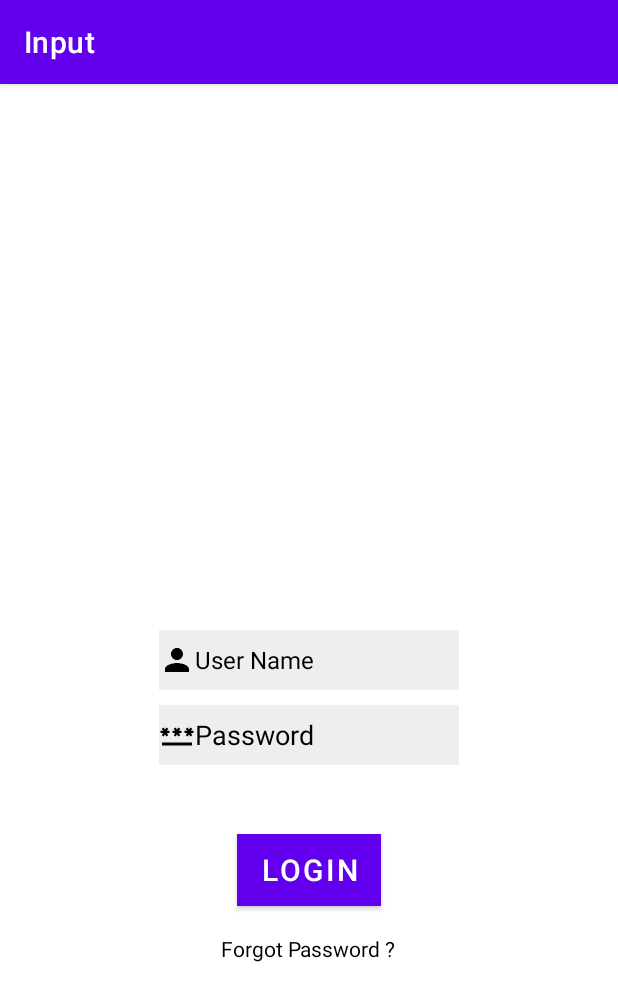
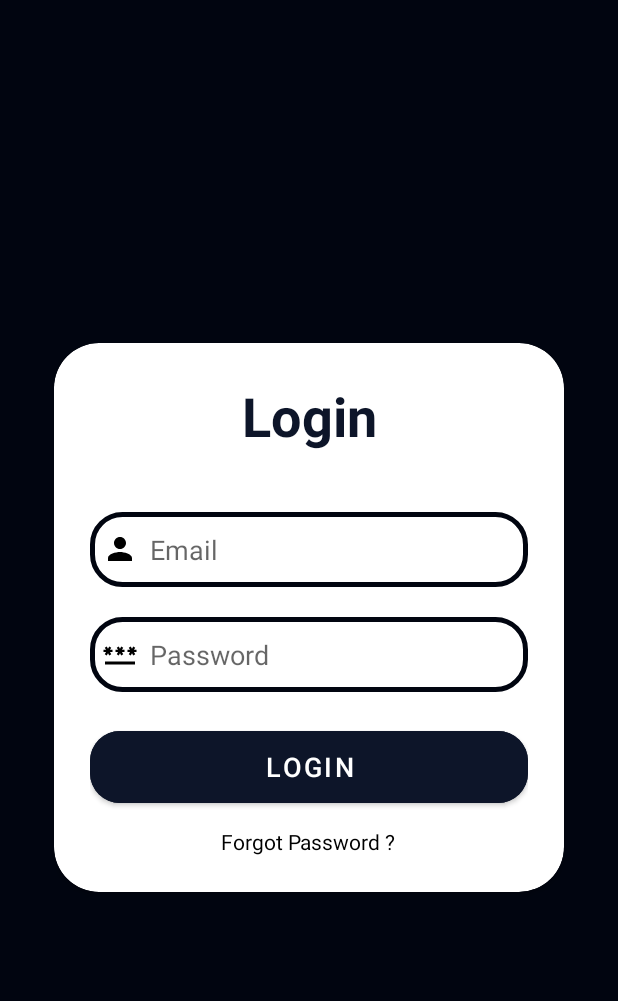
Before and after one commit to LinusArdell/APAR-Tracker, an Android app: the screen it shows after launch (LoginActivity), on a phone screen of 412 x 824 dp. Shown: the top 1001 px of the screen. Run offline under Robolectric (Android 15) with nearby library versions, the phone set to English and light mode, and no system bars; our stand-ins replace Firebase (no records; nobody signed in at launch, a user with empty details on screens opened directly).

Commit message:
Update UI

```diff
--- a/app/src/main/res/drawable/baseline_clear_24.xml
+++ b/app/src/main/res/drawable/baseline_clear_24.xml
@@ -1,4 +1,4 @@
-<vector android:height="24dp" android:tint="#000000"
+<vector android:height="24dp" android:tint="#ffff"
     android:viewportHeight="24" android:viewportWidth="24"
     android:width="24dp" xmlns:android="http://schemas.android.com/apk/res/android">
     <path android:fillColor="@android:color/white" android:pathData="M19,6.41L17.59,5 12,10.59 6.41,5 5,6.41 10.59,12 5,17.59 6.41,19 12,13.41 17.59,19 19,17.59 13.41,12z"/>
--- a/app/src/main/res/drawable/baseline_search_24.xml
+++ b/app/src/main/res/drawable/baseline_search_24.xml
@@ -1,4 +1,4 @@
-<vector android:height="24dp" android:tint="#000000"
+<vector android:height="24dp" android:tint="#ffff"
     android:viewportHeight="24" android:viewportWidth="24"
     android:width="24dp" xmlns:android="http://schemas.android.com/apk/res/android">
     <path android:fillColor="@android:color/white" android:pathData="M15.5,14h-0.79l-0.28,-0.27C15.41,12.59 16,11.11 16,9.5 16,5.91 13.09,3 9.5,3S3,5.91 3,9.5 5.91,16 9.5,16c1.61,0 3.09,-0.59 4.23,-1.57l0.27,0.28v0.79l5,4.99L20.49,19l-4.99,-5zM9.5,14C7.01,14 5,11.99 5,9.5S7.01,5 9.5,5 14,7.01 14,9.5 11.99,14 9.5,14z"/>
--- /dev/null
+++ b/app/src/main/res/drawable/custom_edittext.xml
@@ -0,0 +1,10 @@
+<?xml version="1.0" encoding="utf-8"?>
+<shape xmlns:android="http://schemas.android.com/apk/res/android"
+    android:shape="rectangle">
+    <stroke
+        android:width="3dp"
+        android:color="#010510"/>
+
+    <corners
+        android:radius="20dp"/>
+</shape>
--- a/app/src/main/res/layout/activity_detail.xml
+++ b/app/src/main/res/layout/activity_detail.xml
@@ -6,7 +6,7 @@
     android:layout_width="match_parent"
     android:layout_height="match_parent"
     android:orientation="vertical"
-    tools:context=".DetailActivity">
+    tools:context=".Activity.DetailActivity">
 
     <LinearLayout
         android:layout_width="match_parent"
@@ -25,8 +25,8 @@
             android:textColor="@color/purple_200"/>
 
         <ImageView
-            android:layout_width="400dp"
-            android:layout_height="200dp"
+            android:layout_width="wrap_content"
+            android:layout_height="wrap_content"
             android:id="@+id/detail_image"
             android:padding="8dp"
             android:layout_gravity="center"
--- a/app/src/main/res/layout/activity_equipment_tambah.xml
+++ b/app/src/main/res/layout/activity_equipment_tambah.xml
@@ -5,7 +5,7 @@
     android:orientation="vertical"
     android:layout_width="match_parent"
     android:layout_height="match_parent"
-    tools:context=".EquipmentTambahActivity">
+    tools:context=".Activity.EquipmentTambahActivity">
 
     <androidx.cardview.widget.CardView
         android:layout_width="match_parent"
--- a/app/src/main/res/layout/activity_login.xml
+++ b/app/src/main/res/layout/activity_login.xml
@@ -5,68 +5,97 @@
     android:layout_width="match_parent"
     android:layout_height="match_parent"
     android:orientation="vertical"
-    tools:context=".LoginActivity">
+    android:gravity="center"
+    android:padding="6dp"
+    android:background="@color/main_color"
+    tools:context=".Activity.LoginActivity">
+
+    <androidx.cardview.widget.CardView
+        android:layout_width="match_parent"
+        android:layout_height="wrap_content"
+        android:layout_margin="30dp"
+        app:cardCornerRadius="30dp"
+        android:elevation="30dp"
+        android:background="@drawable/custom_edittext">
+
+        <RelativeLayout
+            android:layout_width="match_parent"
+            android:layout_height="wrap_content"
+            android:orientation="vertical"
+            android:layout_gravity="center_horizontal"
+            android:padding="24dp">
+
+            <TextView
+                android:layout_width="match_parent"
+                android:layout_height="wrap_content"
+                android:text="Login"
+                android:id="@+id/tv_login"
+                android:textSize="36dp"
+                android:textAlignment="center"
+                android:textStyle="bold"
+                android:textColor="#0d1529"/>
 
             <EditText
-        android:id="@+id/emailSignIn"
-        android:layout_width="200dp"
-        android:layout_height="40dp"
-        android:layout_centerHorizontal="true"
-        android:layout_centerVertical="true"
-        android:layout_marginBottom="-65dp"
-        android:background="#11000000"
+                android:layout_width="match_parent"
+                android:layout_height="50dp"
+                android:layout_below="@+id/tv_login"
+                android:textColor="@color/black"
+                android:background="@drawable/custom_edittext"
                 android:drawableLeft="@drawable/baseline_person_24"
-        android:ems="10"
-        android:hint="User Name"
-        android:textColor="#000"
+                android:drawablePadding="8dp"
+                android:hint="Email"
+                android:padding="8dp"
+                android:textColorHighlight="@color/cardview_dark_background"
+                android:layout_marginTop="40dp"
                 android:inputType="textPersonName"
-        android:textColorHint="#000"
-        android:textSize="16dp"/>
+                android:id="@+id/emailSignIn"/>
 
             <EditText
-        android:id="@+id/password"
-        android:layout_width="200dp"
-        android:layout_height="40dp"
-        android:layout_alignBottom="@+id/emailSignIn"
-        android:layout_centerHorizontal="true"
-        android:layout_marginTop="22dp"
-        android:layout_marginBottom="-50dp"
-        android:background="#11000000"
-        android:textColorHint="#000"
-        android:textColor="#000"
-        android:ems="10"
+                android:layout_width="match_parent"
+                android:layout_height="50dp"
+                android:layout_below="@+id/emailSignIn"
+                android:background="@drawable/custom_edittext"
+                android:drawableLeft="@drawable/baseline_password_24"
+                android:drawablePadding="8dp"
                 android:hint="Password"
-        android:drawableLeft="@drawable/baseline_password_24"
-        android:inputType="textPassword" />
-
+                android:padding="8dp"
+                android:inputType="textPassword"
+                android:textColorHighlight="@color/cardview_dark_background"
+                android:layout_marginTop="20dp"
+                android:id="@+id/password"/>
 
             <Button
-        android:id="@+id/Login"
-        android:layout_width="wrap_content"
-        android:layout_height="wrap_content"
-        android:layout_alignBottom="@+id/password"
-        android:layout_centerInParent="true"
-        android:layout_marginBottom="-94dp"
-        android:background="@color/purple_200"
+                android:layout_width="match_parent"
+                android:layout_height="60dp"
+                android:layout_below="@+id/password"
                 android:text="Login"
-        android:textColor="#fff"
-        android:textSize="20dp" />
+                android:textSize="18sp"
+                android:layout_marginTop="20dp"
+                android:backgroundTint="#0d1529"
+                app:cornerRadius = "20dp"
+                android:id="@+id/Login"/>
 
             <TextView
                 android:id="@+id/forgotpassword"
                 android:layout_width="wrap_content"
                 android:layout_height="wrap_content"
-        android:layout_alignBottom="@+id/Login"
-        android:layout_centerInParent="true"
-        android:layout_marginBottom="-38dp"
+                android:layout_centerHorizontal="true"
+                android:layout_marginTop="10dp"
+                android:textAlignment="center"
+                android:layout_below="@+id/Login"
                 android:textColor="#000"
                 android:text="Forgot Password ?"
                 android:clickable="true"/>
+
             <ProgressBar
                 android:id="@+id/progressbars"
                 android:layout_width="wrap_content"
                 android:layout_height="wrap_content"
                 android:layout_centerHorizontal="true"
-        android:layout_centerVertical="true" />
+                android:layout_centerVertical="true"/>
 
         </RelativeLayout>
+
+    </androidx.cardview.widget.CardView>
+
+</RelativeLayout>
--- a/app/src/main/res/layout/activity_update.xml
+++ b/app/src/main/res/layout/activity_update.xml
@@ -5,7 +5,7 @@
     android:orientation="vertical"
     android:layout_width="match_parent"
     android:layout_height="match_parent"
-    tools:context=".UpdateActivity">
+    tools:context=".Activity.UpdateActivity">
 
     <androidx.cardview.widget.CardView
         android:layout_width="match_parent"
--- a/app/src/main/res/layout/progress_layout.xml
+++ b/app/src/main/res/layout/progress_layout.xml
@@ -9,7 +9,7 @@
         android:layout_width="0dp"
         android:layout_height="wrap_content"
         android:layout_weight="1"
-        android:indeterminateTint="@color/purple_200"/>
+        android:indeterminateTint="@color/main_color"/>
 
     <TextView
         android:layout_width="0dp"
@@ -17,7 +17,7 @@
         android:layout_weight="4"
         android:text="Loading..."
         android:textSize="18sp"
-        android:textColor="@color/purple_200"
+        android:textColor="@color/main_color"
         android:gravity="start|center_vertical"/>
 
 </LinearLayout>
--- /dev/null
+++ b/app/src/main/res/menu/toolbar_menu.xml
@@ -0,0 +1,5 @@
+<?xml version="1.0" encoding="utf-8"?>
+<menu xmlns:android="http://schemas.android.com/apk/res/android"
+    xmlns:app="http://schemas.android.com/apk/res-auto">
+
+</menu>
--- a/app/src/main/res/values/colors.xml
+++ b/app/src/main/res/values/colors.xml
@@ -7,4 +7,6 @@
     <color name="teal_700">#FF018786</color>
     <color name="black">#FF000000</color>
     <color name="white">#FFFFFFFF</color>
+
+    <color name="main_color">#010510</color>
 </resources>
--- a/app/src/main/res/values/themes.xml
+++ b/app/src/main/res/values/themes.xml
@@ -1,6 +1,6 @@
 <resources xmlns:tools="http://schemas.android.com/tools">
     <!-- Base application theme. -->
-    <style name="Theme.Input" parent="Theme.MaterialComponents.DayNight.DarkActionBar">
+    <style name="Theme.Input" parent="Theme.MaterialComponents.DayNight.NoActionBar">
         <!-- Primary brand color. -->
         <item name="colorPrimary">@color/purple_500</item>
         <item name="colorPrimaryVariant">@color/purple_700</item>
@@ -10,7 +10,7 @@
         <item name="colorSecondaryVariant">@color/teal_700</item>
         <item name="colorOnSecondary">@color/black</item>
         <!-- Status bar color. -->
-        <item name="android:statusBarColor">?attr/colorPrimaryVariant</item>
+        <item name="android:statusBarColor">#010510</item>
         <!-- Customize your theme here. -->
     </style>
 </resources>
```
Also changed, not shown: app/src/main/AndroidManifest.xml (+5 -5 lines), app/src/main/java/com/test/input/Activity/DetailActivity.java (renamed from app/src/main/java/com/test/input/DetailActivity.java, +2 -4 lines), app/src/main/java/com/test/input/Activity/EquipmentTambahActivity.java (renamed from app/src/main/java/com/test/input/EquipmentTambahActivity.java, +3 -1 lines), app/src/main/java/com/test/input/Activity/LoginActivity.java (renamed from app/src/main/java/com/test/input/LoginActivity.java, +4 -1 lines), app/src/main/java/com/test/input/Activity/MainActivity.java (renamed from app/src/main/java/com/test/input/MainActivity.java, +61 -15 lines), app/src/main/java/com/test/input/Activity/UpdateActivity.java (renamed from app/src/main/java/com/test/input/UpdateActivity.java, +3 -1 lines), app/src/main/java/com/test/input/Adapter/EquipmentAdapter.java (+1 -1 lines), app/src/main/res/layout/activity_main.xml (+44 -22 lines). Lines whose indentation alone changed are shown as unchanged.
